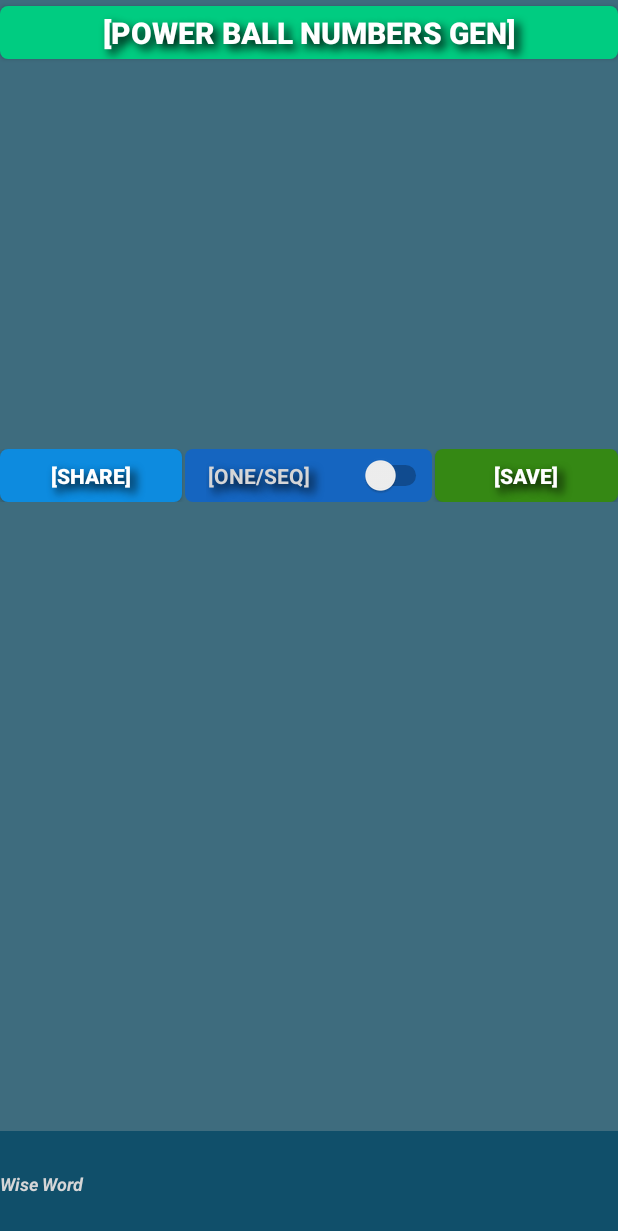
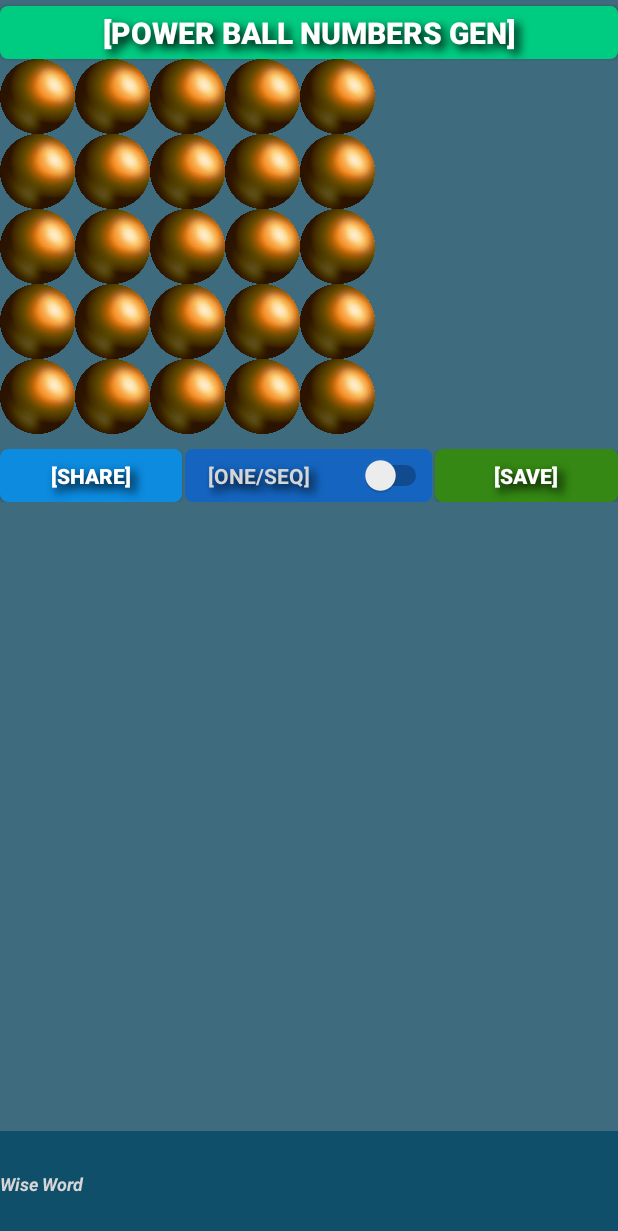
Before and after one commit to jonglae/SALotto_1.4.08_stable, an Android app: the layout fragment4_layout.xml on its own in the app's theme, with its tools: preview values and no code run, on a phone screen of 412 x 824 dp. Shown: the top 1231 px of the screen. Run offline under Robolectric (Android 15) with nearby library versions, the phone set to English and light mode, and no system bars.

Commit message:
Revert "1. 저장 리스트 추가"

```diff
--- a/app/src/main/java/gotopark/com/SAlotto/MainActivity.java
+++ b/app/src/main/java/gotopark/com/SAlotto/MainActivity.java
@@ -58,8 +58,8 @@ public class MainActivity extends AppCompatActivity {
 
 //TAP 맨위에 탭 아이콘  -->
         Objects.requireNonNull(tabLayout.getTabAt(0)).setIcon(R.drawable.dot1pic);
-        Objects.requireNonNull(tabLayout.getTabAt(1)).setIcon(R.drawable.dot1pic);
-        Objects.requireNonNull(tabLayout.getTabAt(2)).setIcon(R.drawable.dot2pic);
+        Objects.requireNonNull(tabLayout.getTabAt(1)).setIcon(R.drawable.dot2pic);
+        Objects.requireNonNull(tabLayout.getTabAt(2)).setIcon(R.drawable.dot3pic);
         Objects.requireNonNull(tabLayout.getTabAt(3)).setIcon(R.drawable.dot3pic);
 
 //TAP 맨위에 탭 아이콘  <---
@@ -125,6 +125,7 @@ public class MainActivity extends AppCompatActivity {
         adapter.addFragment(new Tab1Fragment());
         adapter.addFragment(new Tab2Fragment());
         adapter.addFragment(new Tab3Fragment());
+        adapter.addFragment(new Tab4Fragment());
         viewPager.setAdapter(adapter);
     }
 
--- a/app/src/main/java/gotopark/com/SAlotto/Tab4Fragment.java
+++ b/app/src/main/java/gotopark/com/SAlotto/Tab4Fragment.java
@@ -79,7 +79,7 @@ public class Tab4Fragment extends Fragment {
     @Nullable
     @Override
     public View onCreateView(@NonNull LayoutInflater inflater, @Nullable ViewGroup container, @Nullable Bundle savedInstanceState) {
-        View view = inflater.inflate(R.layout.fragment3_layout, container, false);
+        View view = inflater.inflate(R.layout.fragment4_layout, container, false);
 
         count = 0;
         rand = new Random();
--- a/app/src/main/res/layout/fragment4_layout.xml
+++ b/app/src/main/res/layout/fragment4_layout.xml
@@ -30,17 +30,14 @@
         android:id="@+id/numbers"
         android:layout_width="wrap_content"
         android:layout_height="wrap_content"
-        android:layout_alignWithParentIfMissing="false"
         android:layout_below="@id/btnTEST"
-        android:layout_alignParentStart="true"
         android:layout_gravity="center_horizontal"
-        android:layout_marginStart="1dp"
+        android:gravity="center_horizontal"
         android:orientation="vertical">
 
         <LinearLayout
             android:layout_width="wrap_content"
             android:layout_height="wrap_content"
-            android:layout_gravity="center_horizontal"
             android:orientation="horizontal">
 
             <TextView
@@ -48,9 +45,10 @@
                 android:layout_width="50dp"
                 android:layout_height="50dp"
                 android:layout_weight="1"
+                android:background="@drawable/dailyball2"
                 android:gravity="center_vertical|center_horizontal"
                 android:textAppearance="@style/TextAppearance.AppCompat.Headline"
-                android:textColor="@color/text_black"
+                android:textColor="@color/white"
                 android:textSize="25sp"
                 android:textStyle="bold" />
 
@@ -59,9 +57,10 @@
                 android:layout_width="50dp"
                 android:layout_height="50dp"
                 android:layout_weight="1"
+                android:background="@drawable/dailyball2"
                 android:gravity="center_vertical|center_horizontal"
                 android:textAppearance="@style/TextAppearance.AppCompat.Headline"
-                android:textColor="@color/text_black"
+                android:textColor="@color/white"
                 android:textSize="25sp"
                 android:textStyle="bold" />
 
@@ -70,9 +69,10 @@
                 android:layout_width="50dp"
                 android:layout_height="50dp"
                 android:layout_weight="1"
+                android:background="@drawable/dailyball2"
                 android:gravity="center_vertical|center_horizontal"
                 android:textAppearance="@style/TextAppearance.AppCompat.Headline"
-                android:textColor="@color/text_black"
+                android:textColor="@color/white"
                 android:textSize="25sp"
                 android:textStyle="bold" />
 
@@ -81,9 +81,10 @@
                 android:layout_width="50dp"
                 android:layout_height="50dp"
                 android:layout_weight="1"
+                android:background="@drawable/dailyball2"
                 android:gravity="center_vertical|center_horizontal"
                 android:textAppearance="@style/TextAppearance.AppCompat.Headline"
-                android:textColor="@color/text_black"
+                android:textColor="@color/white"
                 android:textSize="25sp"
                 android:textStyle="bold" />
 
@@ -92,9 +93,10 @@
                 android:layout_width="50dp"
                 android:layout_height="50dp"
                 android:layout_weight="1"
+                android:background="@drawable/dailyball2"
                 android:gravity="center_vertical|center_horizontal"
                 android:textAppearance="@style/TextAppearance.AppCompat.Headline"
-                android:textColor="@color/text_black"
+                android:textColor="@color/white"
                 android:textSize="25sp"
                 android:textStyle="bold" />
 
@@ -110,9 +112,10 @@
                 android:layout_width="50dp"
                 android:layout_height="50dp"
                 android:layout_weight="1"
+                android:background="@drawable/dailyball2"
                 android:gravity="center_vertical|center_horizontal"
                 android:textAppearance="@style/TextAppearance.AppCompat.Headline"
-                android:textColor="@color/black87"
+                android:textColor="@color/white"
                 android:textSize="25sp"
                 android:textStyle="bold" />
 
@@ -121,9 +124,10 @@
                 android:layout_width="50dp"
                 android:layout_height="50dp"
                 android:layout_weight="1"
+                android:background="@drawable/dailyball2"
                 android:gravity="center_vertical|center_horizontal"
                 android:textAppearance="@style/TextAppearance.AppCompat.Headline"
-                android:textColor="@color/black87"
+                android:textColor="@color/white"
                 android:textSize="25sp"
                 android:textStyle="bold" />
 
@@ -132,9 +136,10 @@
                 android:layout_width="50dp"
                 android:layout_height="50dp"
                 android:layout_weight="1"
+                android:background="@drawable/dailyball2"
                 android:gravity="center_vertical|center_horizontal"
                 android:textAppearance="@style/TextAppearance.AppCompat.Headline"
-                android:textColor="@color/black87"
+                android:textColor="@color/white"
                 android:textSize="25sp"
                 android:textStyle="bold" />
 
@@ -143,9 +148,10 @@
                 android:layout_width="50dp"
                 android:layout_height="50dp"
                 android:layout_weight="1"
+                android:background="@drawable/dailyball2"
                 android:gravity="center_vertical|center_horizontal"
                 android:textAppearance="@style/TextAppearance.AppCompat.Headline"
-                android:textColor="@color/black87"
+                android:textColor="@color/white"
                 android:textSize="25sp"
                 android:textStyle="bold" />
 
@@ -154,9 +160,10 @@
                 android:layout_width="50dp"
                 android:layout_height="50dp"
                 android:layout_weight="1"
+                android:background="@drawable/dailyball2"
                 android:gravity="center_vertical|center_horizontal"
                 android:textAppearance="@style/TextAppearance.AppCompat.Headline"
-                android:textColor="@color/black87"
+                android:textColor="@color/white"
                 android:textSize="25sp"
                 android:textStyle="bold" />
 
@@ -172,9 +179,10 @@
                 android:layout_width="50dp"
                 android:layout_height="50dp"
                 android:layout_weight="1"
+                android:background="@drawable/dailyball2"
                 android:gravity="center_vertical|center_horizontal"
                 android:textAppearance="@style/TextAppearance.AppCompat.Headline"
-                android:textColor="@color/text_black"
+                android:textColor="@color/white"
                 android:textSize="25sp"
                 android:textStyle="bold" />
 
@@ -183,9 +191,10 @@
                 android:layout_width="50dp"
                 android:layout_height="50dp"
                 android:layout_weight="1"
+                android:background="@drawable/dailyball2"
                 android:gravity="center_vertical|center_horizontal"
                 android:textAppearance="@style/TextAppearance.AppCompat.Headline"
-                android:textColor="@color/text_black"
+                android:textColor="@color/white"
                 android:textSize="25sp"
                 android:textStyle="bold" />
 
@@ -194,9 +203,10 @@
                 android:layout_width="50dp"
                 android:layout_height="50dp"
                 android:layout_weight="1"
+                android:background="@drawable/dailyball2"
                 android:gravity="center_vertical|center_horizontal"
                 android:textAppearance="@style/TextAppearance.AppCompat.Headline"
-                android:textColor="@color/text_black"
+                android:textColor="@color/white"
                 android:textSize="25sp"
                 android:textStyle="bold" />
 
@@ -205,9 +215,10 @@
                 android:layout_width="50dp"
                 android:layout_height="50dp"
                 android:layout_weight="1"
+                android:background="@drawable/dailyball2"
                 android:gravity="center_vertical|center_horizontal"
                 android:textAppearance="@style/TextAppearance.AppCompat.Headline"
-                android:textColor="@color/text_black"
+                android:textColor="@color/white"
                 android:textSize="25sp"
                 android:textStyle="bold" />
 
@@ -216,9 +227,10 @@
                 android:layout_width="50dp"
                 android:layout_height="50dp"
                 android:layout_weight="1"
+                android:background="@drawable/dailyball2"
                 android:gravity="center_vertical|center_horizontal"
                 android:textAppearance="@style/TextAppearance.AppCompat.Headline"
-                android:textColor="@color/text_black"
+                android:textColor="@color/white"
                 android:textSize="25sp"
                 android:textStyle="bold" />
 
@@ -234,9 +246,10 @@
                 android:layout_width="50dp"
                 android:layout_height="50dp"
                 android:layout_weight="1"
+                android:background="@drawable/dailyball2"
                 android:gravity="center_vertical|center_horizontal"
                 android:textAppearance="@style/TextAppearance.AppCompat.Headline"
-                android:textColor="@color/text_black"
+                android:textColor="@color/white"
                 android:textSize="25sp"
                 android:textStyle="bold" />
 
@@ -245,9 +258,10 @@
                 android:layout_width="50dp"
                 android:layout_height="50dp"
                 android:layout_weight="1"
+                android:background="@drawable/dailyball2"
                 android:gravity="center_vertical|center_horizontal"
                 android:textAppearance="@style/TextAppearance.AppCompat.Headline"
-                android:textColor="@color/text_black"
+                android:textColor="@color/white"
                 android:textSize="25sp"
                 android:textStyle="bold" />
 
@@ -256,9 +270,10 @@
                 android:layout_width="50dp"
                 android:layout_height="50dp"
                 android:layout_weight="1"
+                android:background="@drawable/dailyball2"
                 android:gravity="center_vertical|center_horizontal"
                 android:textAppearance="@style/TextAppearance.AppCompat.Headline"
-                android:textColor="@color/text_black"
+                android:textColor="@color/white"
                 android:textSize="25sp"
                 android:textStyle="bold" />
 
@@ -267,9 +282,10 @@
                 android:layout_width="50dp"
                 android:layout_height="50dp"
                 android:layout_weight="1"
+                android:background="@drawable/dailyball2"
                 android:gravity="center_vertical|center_horizontal"
                 android:textAppearance="@style/TextAppearance.AppCompat.Headline"
-                android:textColor="@color/text_black"
+                android:textColor="@color/white"
                 android:textSize="25sp"
                 android:textStyle="bold" />
 
@@ -278,9 +294,10 @@
                 android:layout_width="50dp"
                 android:layout_height="50dp"
                 android:layout_weight="1"
+                android:background="@drawable/dailyball2"
                 android:gravity="center_vertical|center_horizontal"
                 android:textAppearance="@style/TextAppearance.AppCompat.Headline"
-                android:textColor="@color/text_black"
+                android:textColor="@color/white"
                 android:textSize="25sp"
                 android:textStyle="bold" />
 
@@ -296,9 +313,10 @@
                 android:layout_width="50dp"
                 android:layout_height="50dp"
                 android:layout_weight="1"
+                android:background="@drawable/dailyball2"
                 android:gravity="center_vertical|center_horizontal"
                 android:textAppearance="@style/TextAppearance.AppCompat.Headline"
-                android:textColor="@color/black87"
+                android:textColor="@color/white"
                 android:textSize="25sp"
                 android:textStyle="bold" />
 
@@ -307,9 +325,10 @@
                 android:layout_width="50dp"
                 android:layout_height="50dp"
                 android:layout_weight="1"
+                android:background="@drawable/dailyball2"
                 android:gravity="center_vertical|center_horizontal"
                 android:textAppearance="@style/TextAppearance.AppCompat.Headline"
-                android:textColor="@color/black87"
+                android:textColor="@color/white"
                 android:textSize="25sp"
                 android:textStyle="bold" />
 
@@ -318,9 +337,10 @@
                 android:layout_width="50dp"
                 android:layout_height="50dp"
                 android:layout_weight="1"
+                android:background="@drawable/dailyball2"
                 android:gravity="center_vertical|center_horizontal"
                 android:textAppearance="@style/TextAppearance.AppCompat.Headline"
-                android:textColor="@color/black87"
+                android:textColor="@color/white"
                 android:textSize="25sp"
                 android:textStyle="bold" />
 
@@ -329,9 +349,10 @@
                 android:layout_width="50dp"
                 android:layout_height="50dp"
                 android:layout_weight="1"
+                android:background="@drawable/dailyball2"
                 android:gravity="center_vertical|center_horizontal"
                 android:textAppearance="@style/TextAppearance.AppCompat.Headline"
-                android:textColor="@color/black87"
+                android:textColor="@color/white"
                 android:textSize="25sp"
                 android:textStyle="bold" />
 
@@ -340,9 +361,10 @@
                 android:layout_width="50dp"
                 android:layout_height="50dp"
                 android:layout_weight="1"
+                android:background="@drawable/dailyball2"
                 android:gravity="center_vertical|center_horizontal"
                 android:textAppearance="@style/TextAppearance.AppCompat.Headline"
-                android:textColor="@color/black87"
+                android:textColor="@color/white"
                 android:textSize="25sp"
                 android:textStyle="bold" />
 
```
